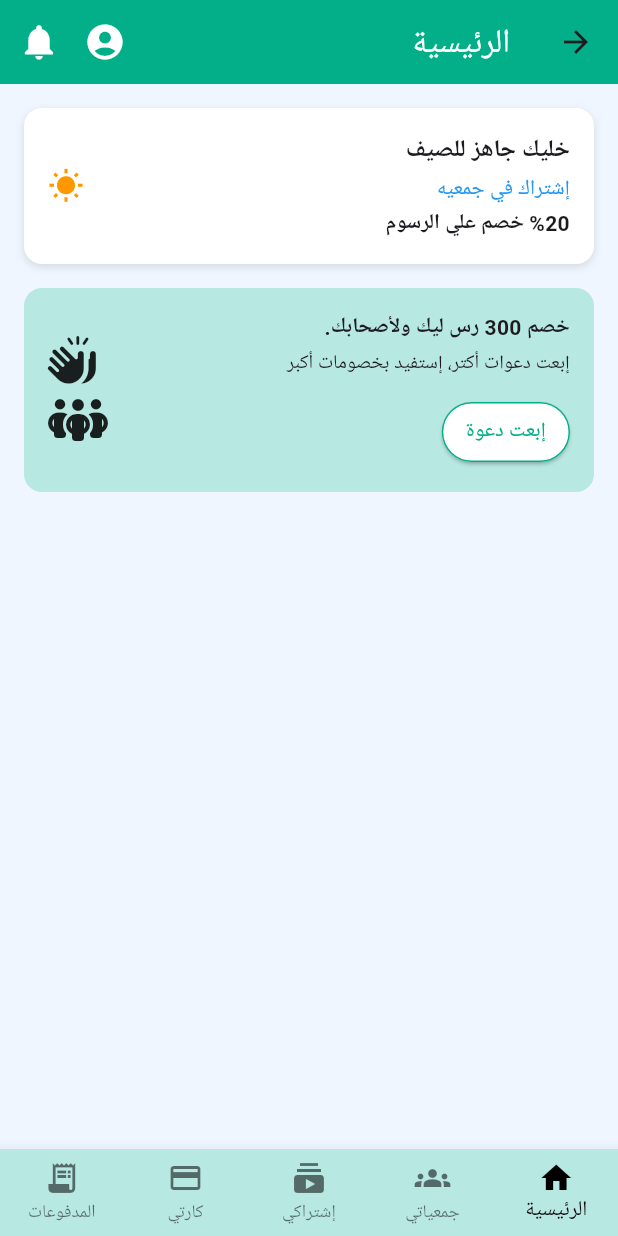
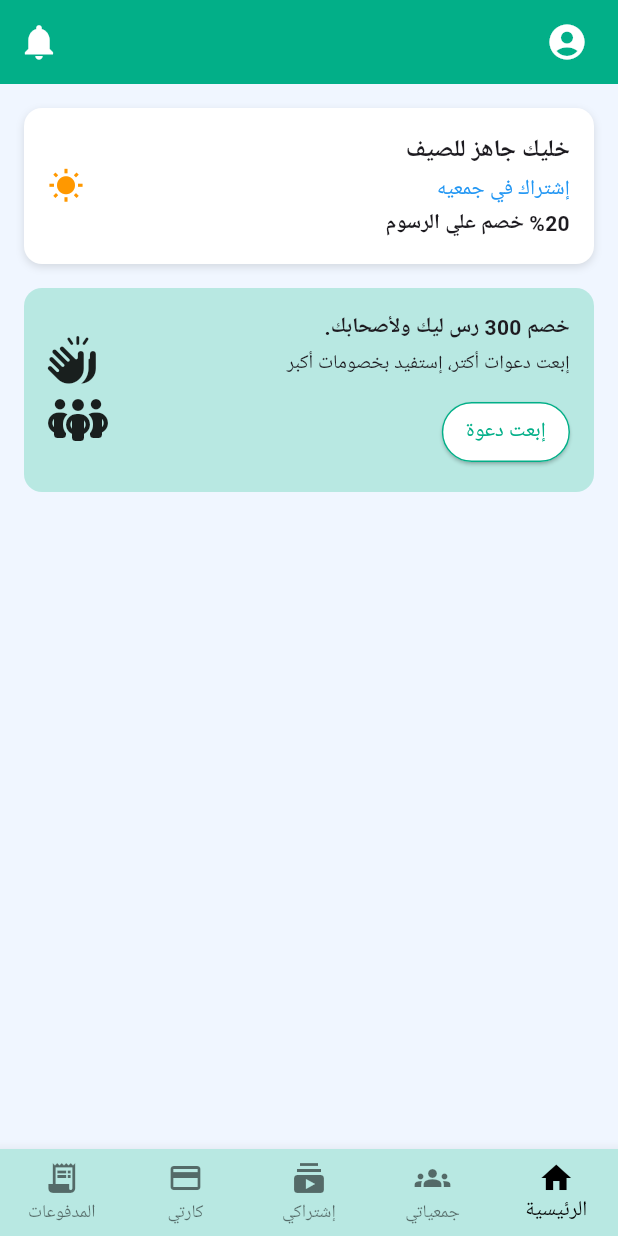
Before and after one commit to MARTINA-MOUSA/Gamaia-App-Flutter, a Flutter app: the MainScreen screen opened by its route, on a phone screen of 412 x 824 dp. Run offline on Flutter 3.47's test engine with Material 3 defaults, Android fonts, the phone set to English and light mode, and no system bars; our stand-ins replace font_awesome_flutter, shared_preferences; accounts and stored records are empty.

Commit message:
fix: replace title with leading icon in AppBar for MainScreen

```diff
--- a/lib/Pages/Home Page.dart
+++ b/lib/Pages/Home Page.dart
@@ -34,10 +34,9 @@ class _MainScreenState extends State<MainScreen> {
         appBar: AppBar(
           backgroundColor: kPrimaryColor,
           elevation: 0,
-          title: const Text('الرئيسية', style: TextStyle(color: Colors.white)),
-          actions: [
-            Padding(
-              padding: const EdgeInsets.symmetric(horizontal: 12),
+          // بدلاً من العنوان نستخدم leading
+          leading: Padding(
+            padding: const EdgeInsets.only(right: 12),
             child: GestureDetector(
               onTap: () {
                 Navigator.push(
@@ -48,7 +47,8 @@ class _MainScreenState extends State<MainScreen> {
               child: const Icon(Icons.account_circle, color: Colors.white, size: 28),
             ),
           ),
-            const Padding(
+          actions: const [
+            Padding(
               padding: EdgeInsets.only(left: 12, right: 4),
               child: Icon(Icons.notifications, color: Colors.white, size: 28),
             ),
```
Lines whose indentation alone changed are shown as unchanged.
